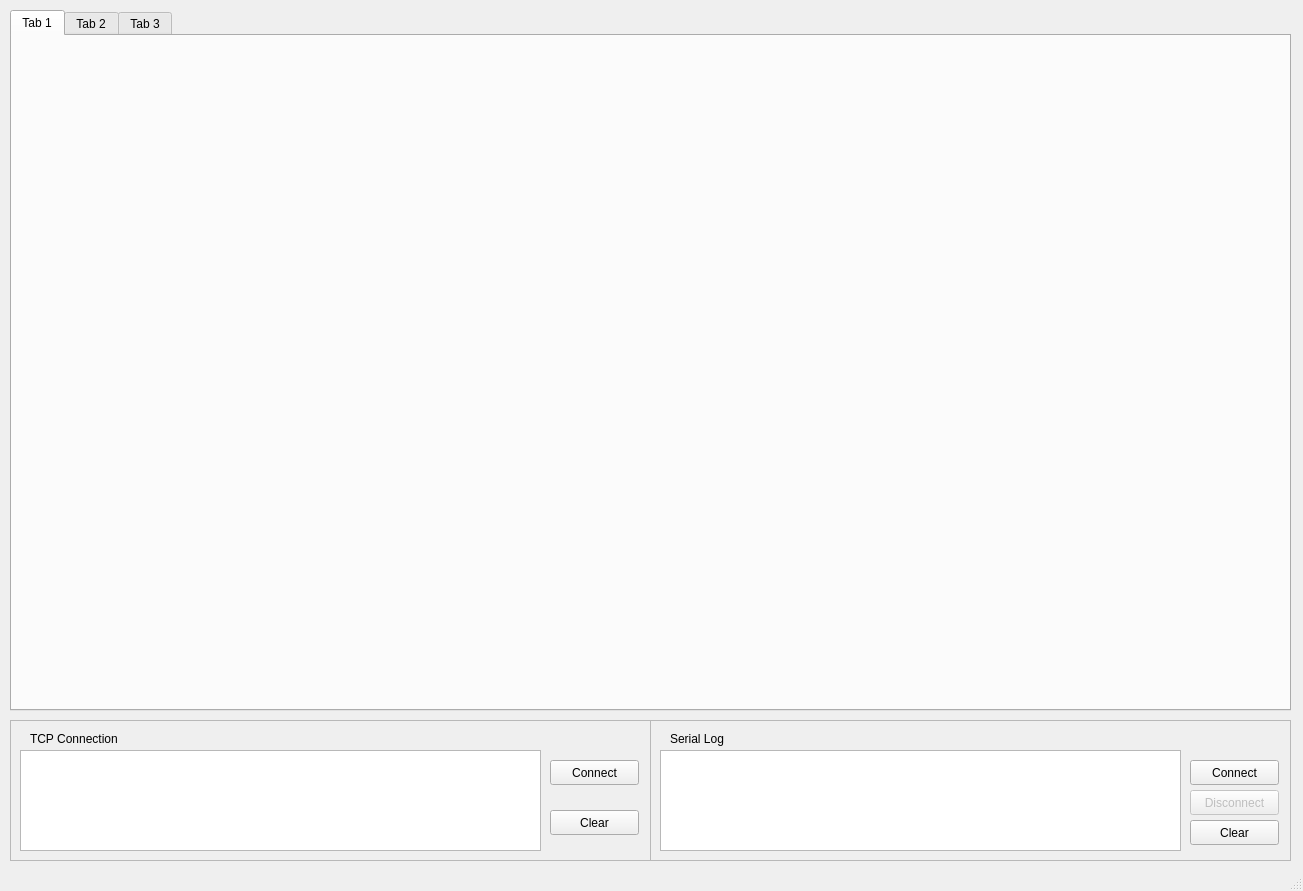
This is WnMain.ui in ECFM-USAC/LAGO-GUI as Qt 5 draws it before an edit. The edited form follows.
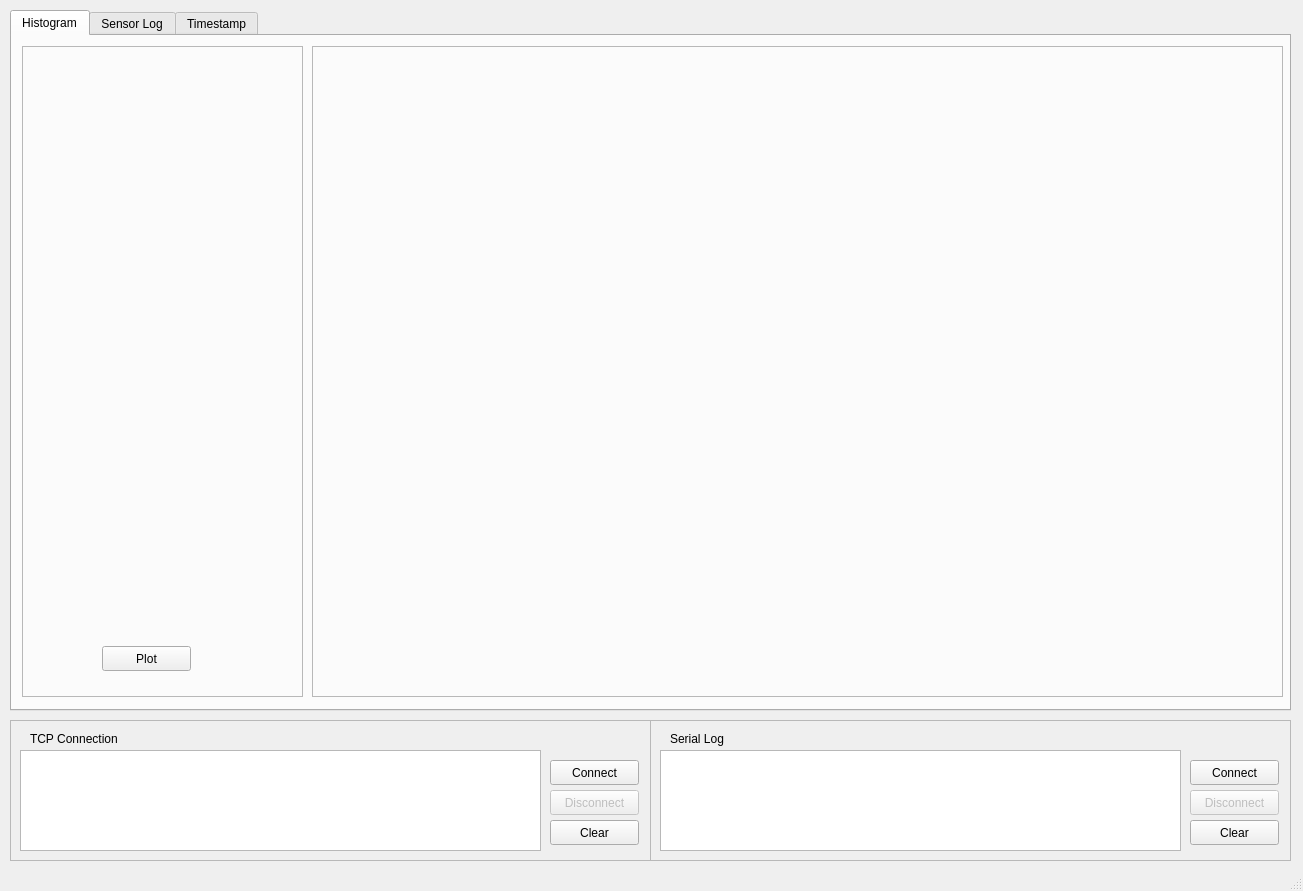
This is the edited form. Custom widgets are drawn as their Qt base class.

```diff
--- a/WnMain.ui
+++ b/WnMain.ui
@@ -28,17 +28,72 @@
     </property>
     <widget class="QWidget" name="tab">
      <attribute name="title">
-      <string>Tab 1</string>
+      <string>Histogram</string>
      </attribute>
+     <widget class="QFrame" name="frame_6">
+      <property name="geometry">
+       <rect>
+        <x>10</x>
+        <y>10</y>
+        <width>281</width>
+        <height>651</height>
+       </rect>
+      </property>
+      <property name="frameShape">
+       <enum>QFrame::StyledPanel</enum>
+      </property>
+      <property name="frameShadow">
+       <enum>QFrame::Raised</enum>
+      </property>
+      <widget class="QPushButton" name="pushHistoStart">
+       <property name="geometry">
+        <rect>
+         <x>80</x>
+         <y>600</y>
+         <width>89</width>
+         <height>25</height>
+        </rect>
+       </property>
+       <property name="text">
+        <string>Plot</string>
+       </property>
+      </widget>
+     </widget>
+     <widget class="QFrame" name="frame_5">
+      <property name="geometry">
+       <rect>
+        <x>300</x>
+        <y>10</y>
+        <width>971</width>
+        <height>651</height>
+       </rect>
+      </property>
+      <property name="frameShape">
+       <enum>QFrame::StyledPanel</enum>
+      </property>
+      <property name="frameShadow">
+       <enum>QFrame::Raised</enum>
+      </property>
+      <widget class="MplWidget" name="MplWidget" native="true">
+       <property name="geometry">
+        <rect>
+         <x>0</x>
+         <y>0</y>
+         <width>971</width>
+         <height>651</height>
+        </rect>
+       </property>
+      </widget>
+     </widget>
     </widget>
     <widget class="QWidget" name="tab_2">
      <attribute name="title">
-      <string>Tab 2</string>
+      <string>Sensor Log</string>
      </attribute>
     </widget>
     <widget class="QWidget" name="tab_3">
      <attribute name="title">
-      <string>Tab 3</string>
+      <string>Timestamp</string>
      </attribute>
     </widget>
    </widget>
@@ -100,7 +155,7 @@
      <property name="geometry">
       <rect>
        <x>540</x>
-       <y>90</y>
+       <y>100</y>
        <width>89</width>
        <height>25</height>
       </rect>
@@ -109,6 +164,22 @@
       <string>Clear</string>
      </property>
     </widget>
+    <widget class="QPushButton" name="pushtcpdisconnect">
+     <property name="enabled">
+      <bool>false</bool>
+     </property>
+     <property name="geometry">
+      <rect>
+       <x>540</x>
+       <y>70</y>
+       <width>89</width>
+       <height>25</height>
+      </rect>
+     </property>
+     <property name="text">
+      <string>Disconnect</string>
+     </property>
+    </widget>
    </widget>
    <widget class="QFrame" name="frame_2">
     <property name="geometry">
@@ -197,6 +268,36 @@
   </widget>
   <widget class="QStatusBar" name="statusbar"/>
  </widget>
+ <customwidgets>
+  <customwidget>
+   <class>MplWidget</class>
+   <extends>QWidget</extends>
+   <header>mplwidget.h</header>
+   <container>1</container>
+  </customwidget>
+  <customwidget>
+   <class>SensorMplWidget</class>
+   <extends>QWidget</extends>
+   <header>sensormplwidget.h</header>
+   <container>1</container>
+  </customwidget>
+  <customwidget>
+   <class>TSMplWidget</class>
+   <extends>QWidget</extends>
+   <header>tsmplwidget.h</header>
+   <container>1</container>
+  </customwidget>
+ </customwidgets>
+ <tabstops>
+  <tabstop>tabWidget</tabstop>
+  <tabstop>tcpTextEdit</tabstop>
+  <tabstop>pushtcpconnect</tabstop>
+  <tabstop>pushtcpclear</tabstop>
+  <tabstop>serialTextEdit</tabstop>
+  <tabstop>pushstartSerial</tabstop>
+  <tabstop>pushstopSerial</tabstop>
+  <tabstop>pushclearserial</tabstop>
+ </tabstops>
  <resources/>
  <connections/>
 </ui>
```
Left out of the diff: 110 changed lines with no effect on the pictures.
